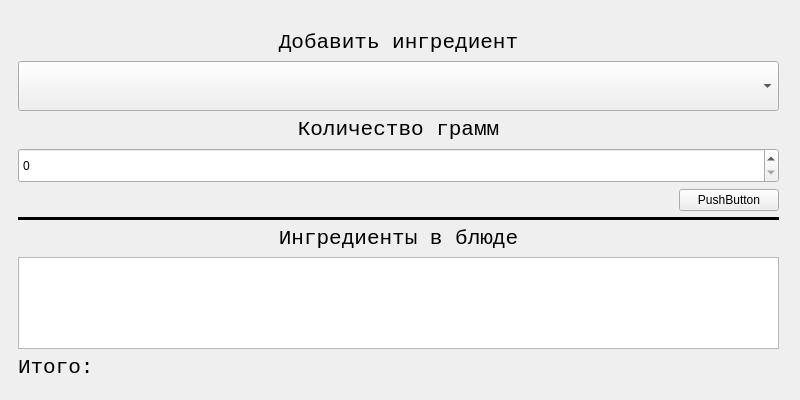
Above: CcalCounter.ui from YanIlin22/QtCcalCounter before the change. Below: the same form after it.
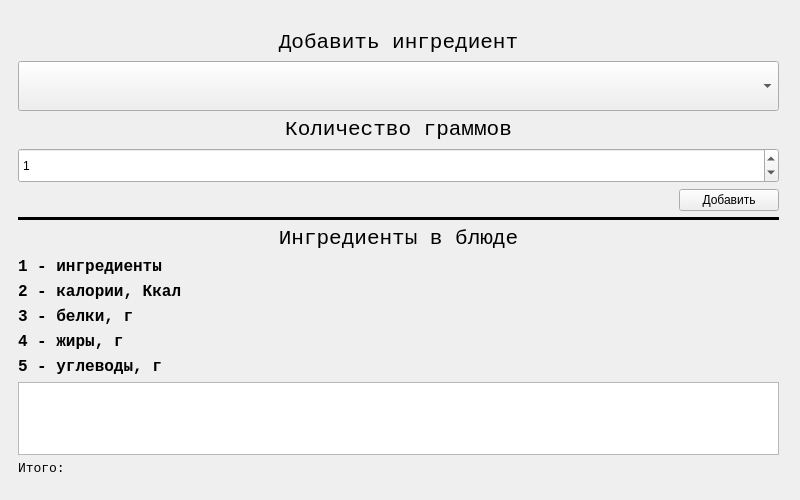
That is the form after the change.

Diff of the .ui file:
```diff
--- a/CcalCounter.ui
+++ b/CcalCounter.ui
@@ -10,32 +10,32 @@
     <x>0</x>
     <y>0</y>
     <width>800</width>
-    <height>400</height>
+    <height>500</height>
    </rect>
   </property>
   <property name="minimumSize">
    <size>
     <width>800</width>
-    <height>400</height>
+    <height>500</height>
    </size>
   </property>
   <property name="maximumSize">
    <size>
     <width>800</width>
-    <height>400</height>
+    <height>500</height>
    </size>
   </property>
   <property name="windowTitle">
    <string>MainWindow</string>
   </property>
   <widget class="QWidget" name="centralwidget">
-   <widget class="QWidget" name="">
+   <widget class="QWidget" name="layoutWidget">
     <property name="geometry">
      <rect>
       <x>18</x>
       <y>30</y>
       <width>761</width>
-      <height>350</height>
+      <height>446</height>
      </rect>
     </property>
     <layout class="QVBoxLayout" name="verticalLayout">
@@ -77,7 +77,7 @@
         </font>
        </property>
        <property name="text">
-        <string>Количество грамм</string>
+        <string>Количество граммов</string>
        </property>
        <property name="alignment">
         <set>Qt::AlignCenter</set>
@@ -92,6 +92,12 @@
          <height>35</height>
         </size>
        </property>
+       <property name="maximum">
+        <number>1000000000</number>
+       </property>
+       <property name="value">
+        <number>1</number>
+       </property>
       </widget>
      </item>
      <item>
@@ -124,7 +130,7 @@
           </size>
          </property>
          <property name="text">
-          <string>PushButton</string>
+          <string>Добавить</string>
          </property>
         </widget>
        </item>
@@ -168,6 +174,86 @@
        </property>
       </widget>
      </item>
+     <item>
+      <widget class="QLabel" name="label_5">
+       <property name="font">
+        <font>
+         <family>Consolas</family>
+         <pointsize>12</pointsize>
+         <weight>75</weight>
+         <italic>false</italic>
+         <bold>true</bold>
+        </font>
+       </property>
+       <property name="text">
+        <string>1 - ингредиенты</string>
+       </property>
+      </widget>
+     </item>
+     <item>
+      <widget class="QLabel" name="label_6">
+       <property name="font">
+        <font>
+         <family>Consolas</family>
+         <pointsize>12</pointsize>
+         <weight>75</weight>
+         <italic>false</italic>
+         <bold>true</bold>
+        </font>
+       </property>
+       <property name="text">
+        <string>2 - калории, Ккал</string>
+       </property>
+      </widget>
+     </item>
+     <item>
+      <widget class="QLabel" name="label_7">
+       <property name="font">
+        <font>
+         <family>Consolas</family>
+         <pointsize>12</pointsize>
+         <weight>75</weight>
+         <italic>false</italic>
+         <bold>true</bold>
+        </font>
+       </property>
+       <property name="text">
+        <string>3 - белки, г</string>
+       </property>
+      </widget>
+     </item>
+     <item>
+      <widget class="QLabel" name="label_8">
+       <property name="font">
+        <font>
+         <family>Consolas</family>
+         <pointsize>12</pointsize>
+         <weight>75</weight>
+         <italic>false</italic>
+         <bold>true</bold>
+        </font>
+       </property>
+       <property name="text">
+        <string>4 - жиры, г</string>
+       </property>
+      </widget>
+     </item>
+     <item>
+      <widget class="QLabel" name="label_9">
+       <property name="font">
+        <font>
+         <family>Consolas</family>
+         <pointsize>12</pointsize>
+         <weight>75</weight>
+         <italic>false</italic>
+         <bold>true</bold>
+        </font>
+       </property>
+       <property name="text">
+        <string>5 - углеводы, г</string>
+       </property>
+      </widget>
+     </item>
      <item>
       <widget class="QTableView" name="tableView"/>
      </item>
@@ -176,7 +262,7 @@
        <property name="font">
         <font>
          <family>Consolas</family>
-         <pointsize>16</pointsize>
+         <pointsize>10</pointsize>
         </font>
        </property>
        <property name="text">
```
Left out of the diff: 8 changed lines with no effect on the pictures.
